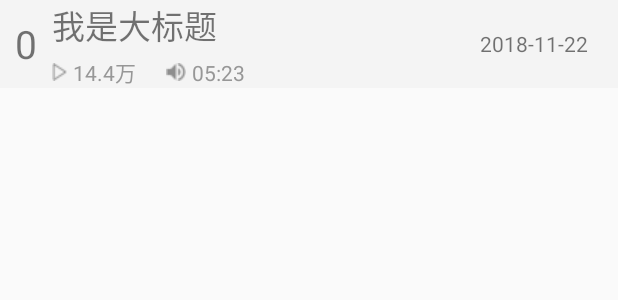
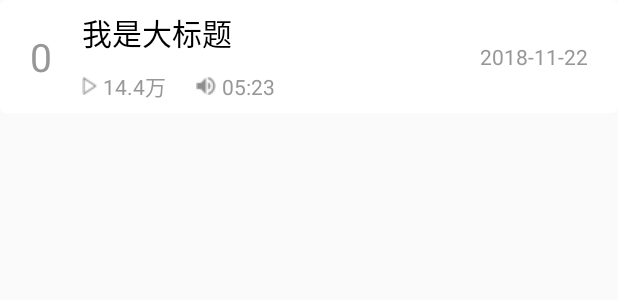
Before and after one commit to 413180794/androidXiMaLaYaFM, an Android app: the layout item_album_detail.xml on its own in the app's theme, with its tools: preview values and no code run, on a phone screen of 412 x 824 dp. Shown: the top 300 px of the screen. Run offline under Robolectric (Android 15) with nearby library versions, the phone set to English and light mode, and no system bars.

Commit message:
详情界面内容列表展示

```diff
--- a/app/src/main/res/layout/activity_detail.xml
+++ b/app/src/main/res/layout/activity_detail.xml
@@ -1,8 +1,7 @@
 <?xml version="1.0" encoding="utf-8"?>
 <RelativeLayout xmlns:android="http://schemas.android.com/apk/res/android"
     android:layout_width="match_parent"
-    android:layout_height="match_parent"
-    android:background="#4d4d4d">
+    android:layout_height="match_parent">
 
 
     <ImageView
@@ -114,6 +113,7 @@
         android:id="@+id/album_detail_list"
         android:layout_width="match_parent"
         android:layout_height="match_parent"
+        android:overScrollMode="never"
         android:layout_below="@id/player_control_container">
 
     </androidx.recyclerview.widget.RecyclerView>
--- a/app/src/main/res/layout/item_album_detail.xml
+++ b/app/src/main/res/layout/item_album_detail.xml
@@ -2,12 +2,13 @@
 <RelativeLayout
     xmlns:android="http://schemas.android.com/apk/res/android" android:layout_width="match_parent"
     android:layout_height="wrap_content"
-    android:background="#fff4f4f4">
+    android:background="@drawable/shape_album_item_bg">
     <TextView
         android:id="@+id/order_text"
         android:layout_width="wrap_content"
         android:layout_height="wrap_content"
-        android:padding="10dp"
+        android:padding="20dp"
+        android:textColor="#979797"
         android:text="0"
         android:layout_centerVertical="true"
         android:textSize="26sp"/>
@@ -18,19 +19,22 @@
         android:layout_centerVertical="true"
         android:orientation="vertical">
         <TextView
+            android:id="@+id/detail_title"
             android:layout_width="wrap_content"
             android:layout_height="wrap_content"
             android:text="我是大标题"
             android:maxLines="1"
             android:layout_marginRight="100dp"
             android:ellipsize="end"
-            android:textSize="22sp"/>
+            android:textColor="#000000"
+            android:textSize="20sp"/>
         <LinearLayout
             android:layout_width="match_parent"
             android:layout_height="wrap_content"
-            android:layout_marginTop="4dp"
+            android:layout_marginTop="10dp"
             android:orientation="horizontal">
             <TextView
+                android:id="@+id/amount_of_play"
                 android:layout_width="wrap_content"
                 android:layout_height="wrap_content"
                 android:drawableLeft="@mipmap/play_info_icon"
@@ -38,6 +42,7 @@
                 android:text="14.4万"
                 android:textColor="#979797"/>
             <TextView
+                android:id="@+id/detail_time"
                 android:layout_width="wrap_content"
                 android:layout_height="wrap_content"
                 android:layout_marginLeft="20dp"
@@ -48,8 +53,10 @@
         </LinearLayout>
     </LinearLayout>
     <TextView
+        android:id="@+id/detail_date"
         android:layout_width="wrap_content"
         android:layout_height="wrap_content"
+        android:textColor="#979797"
         android:layout_alignParentRight="true"
         android:layout_centerVertical="true"
         android:layout_marginRight="20dp"
```
Also changed, not shown: app/src/main/java/com/example/androidximalayafm/DetailActivity.java (+4 -4 lines), app/src/main/java/com/example/androidximalayafm/adapters/DetailListAdapter.java (+26 -2 lines).
